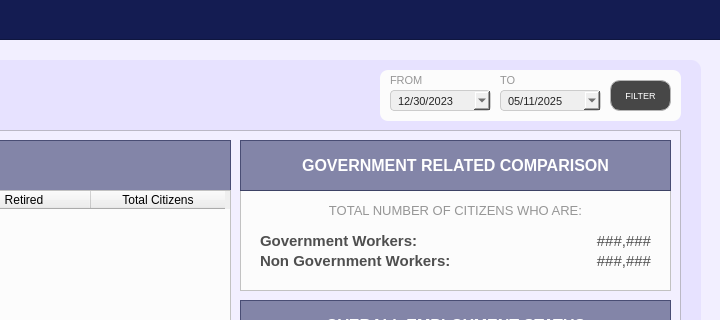
Before: the Qt Designer form Resources/UIs/MainPages/StatisticPages/employment.ui in Yohhannn/Barangay-Records-Statistics-System, drawn with Qt 5; both pictures show x 630 to 1350 and y 0 to 320 of the 1350 by 850 pixel window.
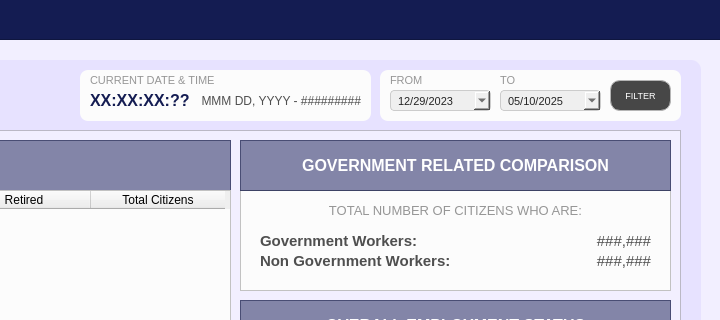
After: the same form once the commit is applied. Icons and pictures are not drawn.

Commit message: Added Date and Time UI for Statistic Sub Pages

```diff
--- a/Resources/UIs/MainPages/StatisticPages/employment.ui
+++ b/Resources/UIs/MainPages/StatisticPages/employment.ui
@@ -1167,7 +1167,7 @@
        <second>0</second>
        <year>2023</year>
        <month>12</month>
-       <day>30</day>
+       <day>29</day>
       </datetime>
      </property>
      <property name="displayFormat">
@@ -1215,7 +1215,7 @@
        <second>0</second>
        <year>2025</year>
        <month>5</month>
-       <day>11</day>
+       <day>10</day>
       </datetime>
      </property>
      <property name="displayFormat">
@@ -1286,6 +1286,145 @@
      </property>
     </widget>
    </widget>
+   <widget class="QFrame" name="demo_frameDateTime">
+    <property name="geometry">
+     <rect>
+      <x>690</x>
+      <y>10</y>
+      <width>291</width>
+      <height>51</height>
+     </rect>
+    </property>
+    <property name="styleSheet">
+     <string notr="true">#demo_frameDateTime {
+  background-color: #fcfcfc;
+  border-radius: 8px; /* Adjust the pixel value to control the roundness */
+}</string>
+    </property>
+    <property name="frameShape">
+     <enum>QFrame::Shape::StyledPanel</enum>
+    </property>
+    <property name="frameShadow">
+     <enum>QFrame::Shadow::Raised</enum>
+    </property>
+    <widget class="QLabel" name="label_total_indppl_3">
+     <property name="geometry">
+      <rect>
+       <x>20</x>
+       <y>100</y>
+       <width>231</width>
+       <height>21</height>
+      </rect>
+     </property>
+     <property name="font">
+      <font>
+       <family>Arial</family>
+       <pointsize>11</pointsize>
+       <bold>true</bold>
+      </font>
+     </property>
+     <property name="styleSheet">
+      <string notr="true">#label_total_indppl {
+	background-color: transparent;
+	color: #4f4f4f;
+}
+</string>
+     </property>
+     <property name="text">
+      <string/>
+     </property>
+     <property name="alignment">
+      <set>Qt::AlignmentFlag::AlignLeading|Qt::AlignmentFlag::AlignLeft|Qt::AlignmentFlag::AlignVCenter</set>
+     </property>
+    </widget>
+    <widget class="QLabel" name="label_datetime">
+     <property name="geometry">
+      <rect>
+       <x>10</x>
+       <y>1</y>
+       <width>161</width>
+       <height>20</height>
+      </rect>
+     </property>
+     <property name="font">
+      <font>
+       <family>Arial</family>
+       <pointsize>8</pointsize>
+      </font>
+     </property>
+     <property name="styleSheet">
+      <string notr="true">#label_datetime{
+	color: #969696;
+}</string>
+     </property>
+     <property name="text">
+      <string>&lt;html&gt;&lt;head/&gt;&lt;body&gt;&lt;p&gt;CURRENT DATE &amp;amp; TIME&lt;/p&gt;&lt;/body&gt;&lt;/html&gt;</string>
+     </property>
+     <property name="alignment">
+      <set>Qt::AlignmentFlag::AlignLeading|Qt::AlignmentFlag::AlignLeft|Qt::AlignmentFlag::AlignVCenter</set>
+     </property>
+    </widget>
+    <widget class="QLabel" name="text_time">
+     <property name="geometry">
+      <rect>
+       <x>10</x>
+       <y>20</y>
+       <width>111</width>
+       <height>21</height>
+      </rect>
+     </property>
+     <property name="font">
+      <font>
+       <family>Arial</family>
+       <pointsize>12</pointsize>
+       <bold>true</bold>
+      </font>
+     </property>
+     <property name="styleSheet">
+      <string notr="true">#text_time {
+	background-color: transparent;
+	color: #141c52;
+}
+</string>
+     </property>
+     <property name="text">
+      <string>XX:XX:XX:??</string>
+     </property>
+     <property name="alignment">
+      <set>Qt::AlignmentFlag::AlignLeading|Qt::AlignmentFlag::AlignLeft|Qt::AlignmentFlag::AlignVCenter</set>
+     </property>
+    </widget>
+    <widget class="QLabel" name="text_date">
+     <property name="geometry">
+      <rect>
+       <x>120</x>
+       <y>20</y>
+       <width>161</width>
+       <height>21</height>
+      </rect>
+     </property>
+     <property name="font">
+      <font>
+       <family>Arial</family>
+       <pointsize>9</pointsize>
+       <bold>false</bold>
+      </font>
+     </property>
+     <property name="styleSheet">
+      <string notr="true">#text_date {
+	background-color: transparent;
+	color: #4f4f4f;
+}
+</string>
+     </property>
+     <property name="text">
+      <string>MMM DD, YYYY - #########</string>
+     </property>
+     <property name="alignment">
+      <set>Qt::AlignmentFlag::AlignRight|Qt::AlignmentFlag::AlignTrailing|Qt::AlignmentFlag::AlignVCenter</set>
+     </property>
+    </widget>
+   </widget>
   </widget>
  </widget>
  <resources/>
```
The commit also changes 13 other files.
